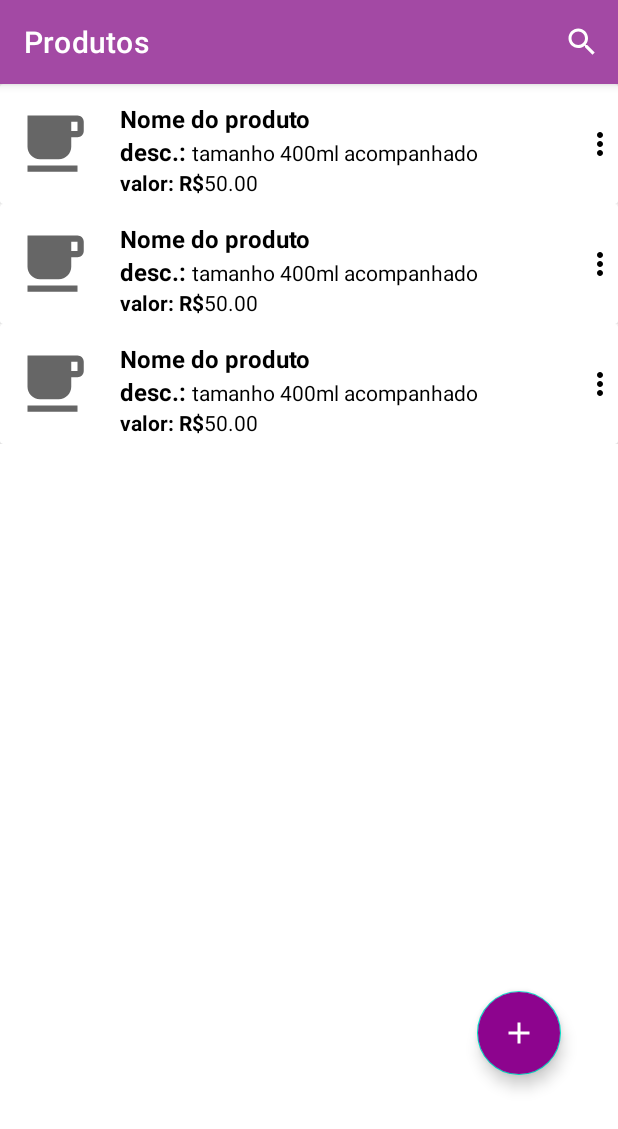
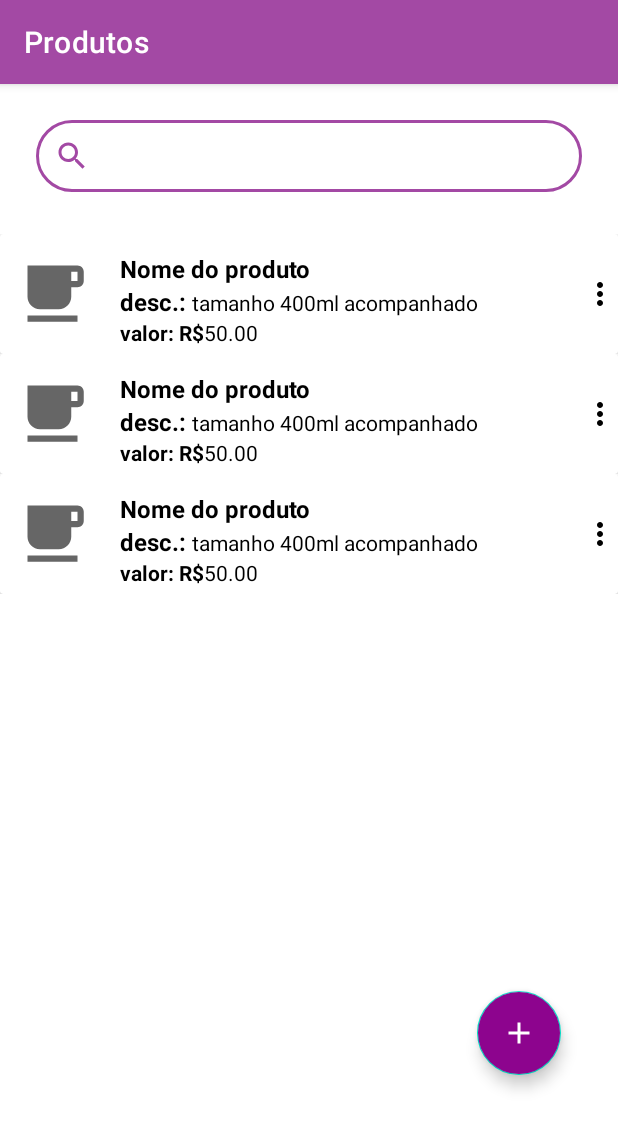
Before and after one commit to Victor-Drt/ifam-devm-appacai, an Android app: the layout fragment_produtos.xml on its own in the app's theme, with its tools: preview values and no code run, on a phone screen of 412 x 824 dp. Shown: the top 1129 px of the screen. Run offline under Robolectric (Android 15) with nearby library versions, the phone set to English and light mode, and no system bars.

Commit message:
feat: funcao de pesquisa no fragment de produtos

```diff
--- /dev/null
+++ b/AppAcai/app/src/main/res/drawable/bg_search_layout.xml
@@ -0,0 +1,18 @@
+<?xml version="1.0" encoding="utf-8"?>
+<shape xmlns:android="http://schemas.android.com/apk/res/android">
+
+    <corners android:topLeftRadius="25dp"
+        android:topRightRadius="25dp"
+        android:bottomLeftRadius="25dp"
+        android:bottomRightRadius="25dp"/>
+
+    <solid android:color="@android:color/transparent" />
+
+    <gradient android:startColor="#FFFFFF"
+        android:endColor="#FFFFFF"/>
+
+    <stroke android:width="2dp"
+        android:color="@color/acai_color"/>
+
+
+</shape>
--- a/AppAcai/app/src/main/res/drawable/ic_baseline_search.xml
+++ b/AppAcai/app/src/main/res/drawable/ic_baseline_search.xml
@@ -1,4 +1,4 @@
-<vector android:height="24dp" android:tint="#FFFFFF"
+<vector android:height="24dp" android:tint="@color/acai_color"
     android:viewportHeight="24" android:viewportWidth="24"
     android:width="24dp" xmlns:android="http://schemas.android.com/apk/res/android">
     <path android:fillColor="@android:color/white" android:pathData="M15.5,14h-0.79l-0.28,-0.27C15.41,12.59 16,11.11 16,9.5 16,5.91 13.09,3 9.5,3S3,5.91 3,9.5 5.91,16 9.5,16c1.61,0 3.09,-0.59 4.23,-1.57l0.27,0.28v0.79l5,4.99L20.49,19l-4.99,-5zM9.5,14C7.01,14 5,11.99 5,9.5S7.01,5 9.5,5 14,7.01 14,9.5 11.99,14 9.5,14z"/>
--- a/AppAcai/app/src/main/res/layout/fragment_produtos.xml
+++ b/AppAcai/app/src/main/res/layout/fragment_produtos.xml
@@ -17,7 +17,6 @@
             android:layout_width="match_parent"
             android:layout_height="?attr/actionBarSize"
             app:titleTextColor="@color/white"
-            app:menu="@menu/menu_pesquisar_dados"
             app:title="@string/text_page_produtos"/>
 
     </com.google.android.material.appbar.AppBarLayout>
@@ -28,10 +27,27 @@
         android:layout_height="match_parent"
         android:layout_marginTop="?attr/actionBarSize">
 
+        <androidx.appcompat.widget.SearchView
+            android:id="@+id/searchView"
+            android:layout_width="match_parent"
+            android:layout_height="wrap_content"
+            android:layout_alignParentStart="true"
+            android:layout_alignParentTop="true"
+            android:layout_alignParentEnd="true"
+            android:layout_marginStart="24dp"
+            android:layout_marginTop="24dp"
+            android:layout_marginEnd="24dp"
+            android:layout_marginBottom="24dp"
+            android:background="@drawable/bg_search_layout"
+            android:inputType="textEmailAddress"
+            app:queryHint="@string/text_pesquisar_hint"
+            app:searchIcon="@drawable/ic_baseline_search"/>
+
         <androidx.recyclerview.widget.RecyclerView
             android:id="@+id/rvListaProdutos"
             android:layout_width="match_parent"
             android:layout_height="match_parent"
+            android:layout_marginTop="100dp"
             android:layout_marginBottom="?attr/actionBarSize"
             tools:listitem="@layout/linha_listar_produto" />
 
--- a/AppAcai/app/src/main/res/menu/menu_pesquisar_dados.xml
+++ b/AppAcai/app/src/main/res/menu/menu_pesquisar_dados.xml
@@ -2,9 +2,9 @@
 <menu xmlns:android="http://schemas.android.com/apk/res/android"
     xmlns:app="http://schemas.android.com/apk/res-auto">
 
-<item
+    <item
         android:id="@+id/pesquisar_dados"
+        android:icon="@drawable/ic_baseline_search"
         android:title="@string/pesquisar_dados"
-        android:icon="@drawable/ic_baseline_search"
-        app:showAsAction="always"/>
+        app:showAsAction="collapseActionView|ifRoom" />
 </menu>
--- a/AppAcai/app/src/main/res/values/strings.xml
+++ b/AppAcai/app/src/main/res/values/strings.xml
@@ -46,4 +46,5 @@
     <string name="text_tipo_produto">Tipo</string>
     <string name="text_editar_produto">Editar Produto</string>
     <string name="text_visualizar_produto">Visualizar Produto</string>
+    <string name="text_pesquisar_hint">Pesquisar</string>
 </resources>
```
Also changed, not shown: AppAcai/app/src/main/java/com/ifam/devm/appacai/ui/home/HomeActivity.kt (+6 -3 lines), AppAcai/app/src/main/java/com/ifam/devm/appacai/ui/home/ProdutosFragment.kt (+50 -2 lines).
